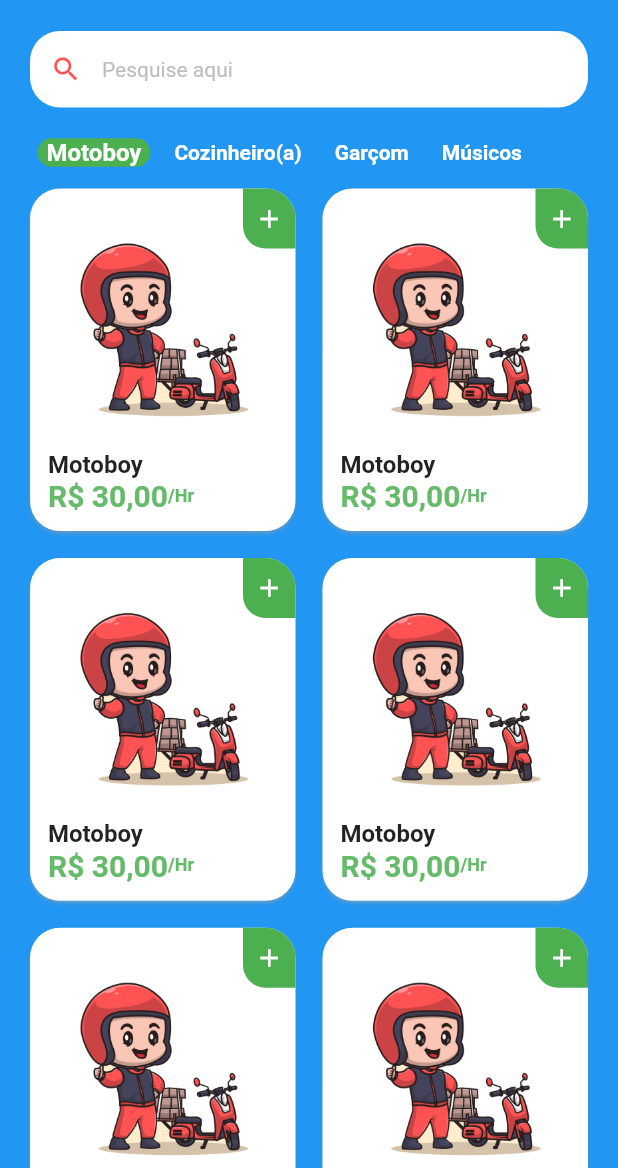
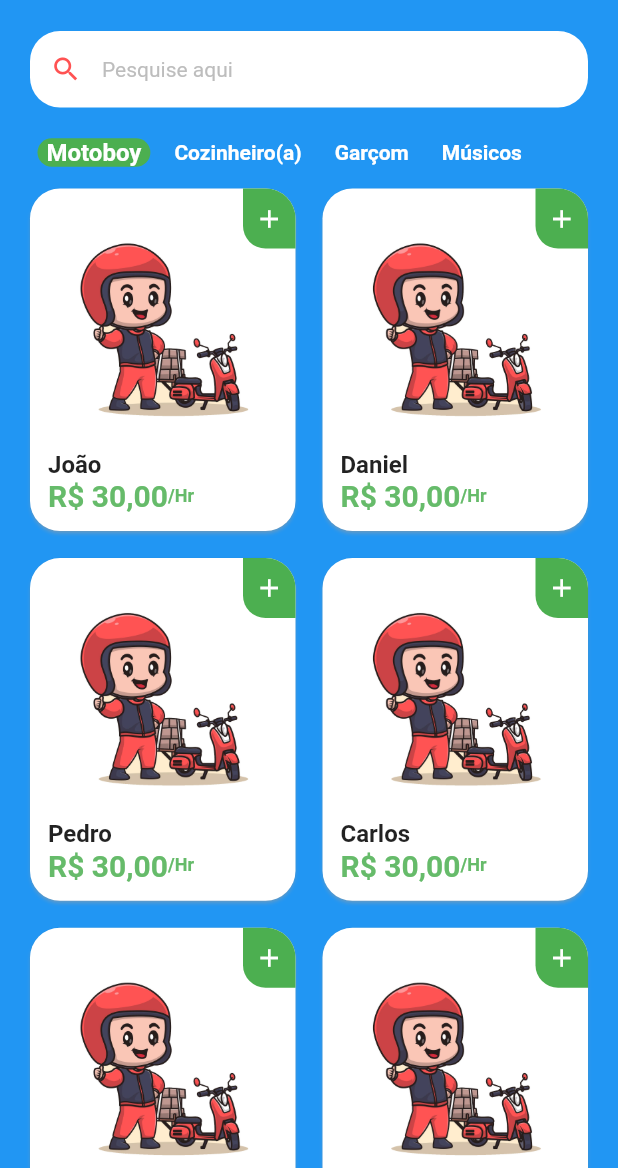
Before and after one commit to XandRules/EasyJobFlutter, a Flutter app: the HomeTab screen opened directly, on a phone screen of 412 x 824 dp, the part 68-1236 px from its top. Run offline on Flutter 3.47's test engine with Material 2 defaults, Android fonts, the light colour scheme and no system bars; drawn by our look-alikes of badges; our stand-ins replace animated_text_kit, mask_text_input_formatter.

Commit message:
criado tela de exibição de notificações

```diff
--- a/lib/src/config/app_data.dart
+++ b/lib/src/config/app_data.dart
@@ -7,40 +7,45 @@ List<ItemModel> garcom = [
         'Trabalho como garçom a mais de 10 anos em restaurantes e bares',
     imgUrl: 'assets/jobs/garcom.png',
     itemName: 'Garçom',
-    price: 30.0,
+    price: 40.0,
     unit: 'Hr',
+    name: 'Roberto',
   ),
   ItemModel(
     description:
         'Trabalho como garçom a mais de 10 anos em restaurantes e bares',
     imgUrl: 'assets/jobs/garcom.png',
     itemName: 'Garçom',
-    price: 30.0,
+    price: 35.0,
     unit: 'Hr',
+    name: 'Leonardo',
   ),
   ItemModel(
     description:
         'Trabalho como garçom a mais de 10 anos em restaurantes e bares',
     imgUrl: 'assets/jobs/garcom.png',
     itemName: 'Garçom',
-    price: 30.0,
+    price: 34.0,
     unit: 'Hr',
+    name: 'Mateus',
   ),
   ItemModel(
     description:
         'Trabalho como garçom a mais de 10 anos em restaurantes e bares',
     imgUrl: 'assets/jobs/garcom.png',
     itemName: 'Garçom',
-    price: 30.0,
+    price: 32.0,
     unit: 'Hr',
+    name: 'Renato',
   ),
   ItemModel(
     description:
         'Trabalho como garçom a mais de 10 anos em restaurantes e bares',
     imgUrl: 'assets/jobs/garcom.png',
     itemName: 'Garçom',
-    price: 30.0,
+    price: 33.0,
     unit: 'Hr',
+    name: 'Roberto',
   ),
 ];
 
@@ -52,55 +57,7 @@ List<ItemModel> musico = [
       itemName: 'Músico',
       price: 30.0,
       unit: 'Hr',
-  ),
-  ItemModel(
-    description:
-        'Trabalho como Musico a mais de 10 anos em restaurantes e bares',
-    imgUrl: 'assets/jobs/musico.png',
-    itemName: 'Músico',
-    price: 30.0,
-    unit: 'Hr',
-  ),
-  ItemModel(
-    description:
-        'Trabalho como Musico a mais de 10 anos em restaurantes e bares',
-    imgUrl: 'assets/jobs/musico.png',
-    itemName: 'Músico',
-    price: 30.0,
-    unit: 'Hr',
-  ),
-  ItemModel(
-    description:
-        'Trabalho como Musico a mais de 10 anos em restaurantes e bares',
-    imgUrl: 'assets/jobs/musico.png',
-    itemName: 'Músico',
-    price: 30.0,
-    unit: 'Hr',
-  ),
-  ItemModel(
-    description:
-        'Trabalho como Musico a mais de 10 anos em restaurantes e bares',
-    imgUrl: 'assets/jobs/musico.png',
-    itemName: 'Músico',
-    price: 30.0,
-    unit: 'Hr',
-  ),
-  ItemModel(
-    description:
-        'Trabalho como Musico a mais de 10 anos em restaurantes e bares',
-    imgUrl: 'assets/jobs/musico.png',
-    itemName: 'Músico',
-    price: 30.0,
-    unit: 'Hr',
-  ),
-  ItemModel(
-    description:
-        'Trabalho como Musico a mais de 10 anos em restaurantes e bares',
-    imgUrl: 'assets/jobs/musico.png',
-    itemName: 'Músico',
-    price: 30.0,
-    unit: 'Hr',
-  ),
+      name: 'Banda ABC'),
 ];
 
 List<ItemModel> motoboy = [
@@ -111,6 +68,7 @@ List<ItemModel> motoboy = [
     itemName: 'Motoboy',
     price: 30.0,
     unit: 'Hr',
+    name: 'João',
   ),
   ItemModel(
     description:
@@ -119,6 +77,7 @@ List<ItemModel> motoboy = [
     itemName: 'Motoboy',
     price: 30.0,
     unit: 'Hr',
+    name: 'Daniel',
   ),
   ItemModel(
     description:
@@ -127,6 +86,7 @@ List<ItemModel> motoboy = [
     itemName: 'Motoboy',
     price: 30.0,
     unit: 'Hr',
+    name: 'Pedro',
   ),
   ItemModel(
     description:
@@ -135,6 +95,7 @@ List<ItemModel> motoboy = [
     itemName: 'Motoboy',
     price: 30.0,
     unit: 'Hr',
+    name: 'Carlos',
   ),
   ItemModel(
     description:
@@ -143,6 +104,7 @@ List<ItemModel> motoboy = [
     itemName: 'Motoboy',
     price: 30.0,
     unit: 'Hr',
+    name: 'Joaquim',
   ),
   ItemModel(
     description:
@@ -151,6 +113,7 @@ List<ItemModel> motoboy = [
     itemName: 'Motoboy',
     price: 30.0,
     unit: 'Hr',
+    name: 'Elias',
   ),
   ItemModel(
     description:
@@ -159,6 +122,7 @@ List<ItemModel> motoboy = [
     itemName: 'Motoboy',
     price: 30.0,
     unit: 'Hr',
+    name: 'Tadeu',
   ),
 ];
 
@@ -168,8 +132,9 @@ List<ItemModel> cozinheiro = [
           'Trabalho como Cozinheiro a mais de 10 anos em restaurantes e bares',
       imgUrl: 'assets/jobs/cozinha.png',
       itemName: 'Cozinheiro(a)',
-      price: 30.0,
-      unit: 'Hr')
+      price: 69.0,
+      unit: 'Hr',
+      name: 'Roberta')
 ];
 
 List<String> categorias = [
--- a/lib/src/models/item_model.dart
+++ b/lib/src/models/item_model.dart
@@ -4,6 +4,7 @@ class ItemModel {
   String unit;
   double price;
   String description;
+  String name;
 
   ItemModel({
     required this.description,
@@ -11,5 +12,6 @@ class ItemModel {
     required this.itemName,
     required this.price,
     required this.unit,
+    required this.name,
   });
 }
--- a/lib/src/pages/freelancer/freelancer_screen.dart
+++ b/lib/src/pages/freelancer/freelancer_screen.dart
@@ -52,7 +52,7 @@ class _FreelancerScreenState extends State<FreelancerScreen> {
                       children: [
                         Expanded(
                           child: Text(
-                            widget.item.itemName,
+                            widget.item.name,
                             maxLines: 2,
                             overflow: TextOverflow.ellipsis,
                             style: const TextStyle(
@@ -61,12 +61,14 @@ class _FreelancerScreenState extends State<FreelancerScreen> {
                             ),
                           ),
                         ),
-                        QuantityWidget(value: value, suffixText: widget.item.unit,
-                        result: (quantity) {
-                          setState(() {
-                            value = quantity;
-                          });
-                        },
+                        QuantityWidget(
+                          value: value,
+                          suffixText: widget.item.unit,
+                          result: (quantity) {
+                            setState(() {
+                              value = quantity;
+                            });
+                          },
                         ),
                       ],
                     ),
--- a/lib/src/pages/home/components/item_tile.dart
+++ b/lib/src/pages/home/components/item_tile.dart
@@ -45,7 +45,7 @@ class ItemTile extends StatelessWidget {
                   ),
                   // Nome
                   Text(
-                    item.itemName,
+                    item.name,
                     style: const TextStyle(
                       fontSize: 16,
                       fontWeight: FontWeight.bold,
--- /dev/null
+++ b/lib/src/pages/notificacao/components/notificacao_tile.dart
@@ -0,0 +1,26 @@
+import 'package:flutter/material.dart';
+import 'package:greengrocer/src/models/notificacao_model.dart';
+import 'package:greengrocer/src/services/utils_services.dart';
+
+class NotificacaoTile extends StatelessWidget {
+  final NotificacaoModel notificacoes;
+  NotificacaoTile({super.key, required this.notificacoes});
+  final UtilsServices utilsServices = UtilsServices();
+
+  @override
+  Widget build(BuildContext context) {
+    return Card(
+      child: ListTile(
+        // imagem
+        leading: Image.asset(notificacoes.item.imgUrl),
+        // titulo
+        title: Text(notificacoes.item.name),
+        subtitle: Text(notificacoes.item.itemName),
+
+        // valor
+
+        trailing: Text(utilsServices.priceToCurrency(notificacoes.item.price)),
+      ),
+    );
+  }
+}
--- a/lib/src/pages/notificacao/notificacao_tab.dart
+++ b/lib/src/pages/notificacao/notificacao_tab.dart
@@ -1,5 +1,6 @@
 import 'package:flutter/material.dart';
 import 'package:greengrocer/src/config/app_data.dart' as app_data;
+import 'package:greengrocer/src/pages/notificacao/components/notificacao_tile.dart';
 
 class NotificacaoTab extends StatelessWidget {
   final notificacaoItems = app_data.notificacoes;
@@ -16,7 +17,9 @@ class NotificacaoTab extends StatelessWidget {
           Expanded(
             child: ListView.builder(
               itemBuilder: (_, index) {
-                return Text(notificacaoItems[index].item.itemName);
+                return NotificacaoTile(
+                  notificacoes: notificacaoItems[index],
+                );
               },
               itemCount: notificacaoItems.length,
             ),
@@ -60,7 +63,12 @@ class NotificacaoTab extends StatelessWidget {
                             ),
                           ),
                           onPressed: () {},
-                          child: const Text('Confirmar'),
+                          child: const Text(
+                            'Confirmar',
+                            style: TextStyle(
+                              fontSize: 18,
+                            ),
+                          ),
                         ),
                       ),
                       Expanded(
```
Lines whose indentation alone changed are shown as unchanged.
